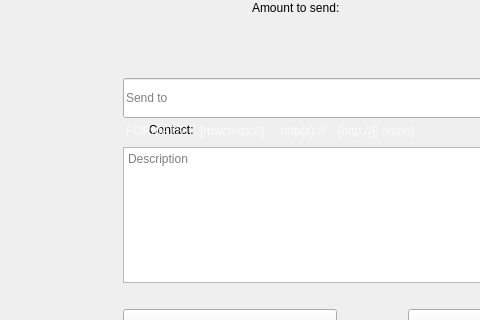
Above: windows_desktop/g_sendOnline.ui from 0xkobe/mwc-wallet before the change; both pictures show x 0 to 480 and y 180 to 500 of the 745 by 585 pixel window. Below: the same form after it.
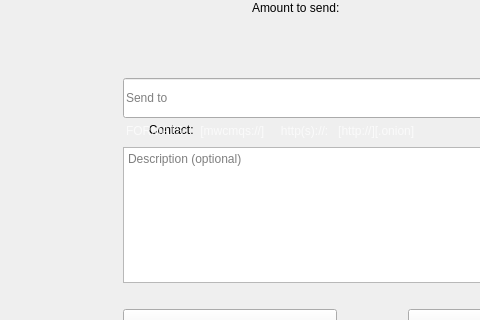
That is the form after the change. Icons and pictures are not drawn. Custom widgets are drawn as their Qt base class.

Diff of the .ui file:
```diff
--- a/windows_desktop/g_sendOnline.ui
+++ b/windows_desktop/g_sendOnline.ui
@@ -372,7 +372,7 @@
             <string>Input message for this transaction.</string>
            </property>
            <property name="placeholderText">
-            <string>Description</string>
+            <string>Description (optional)</string>
            </property>
           </widget>
          </item>
```
